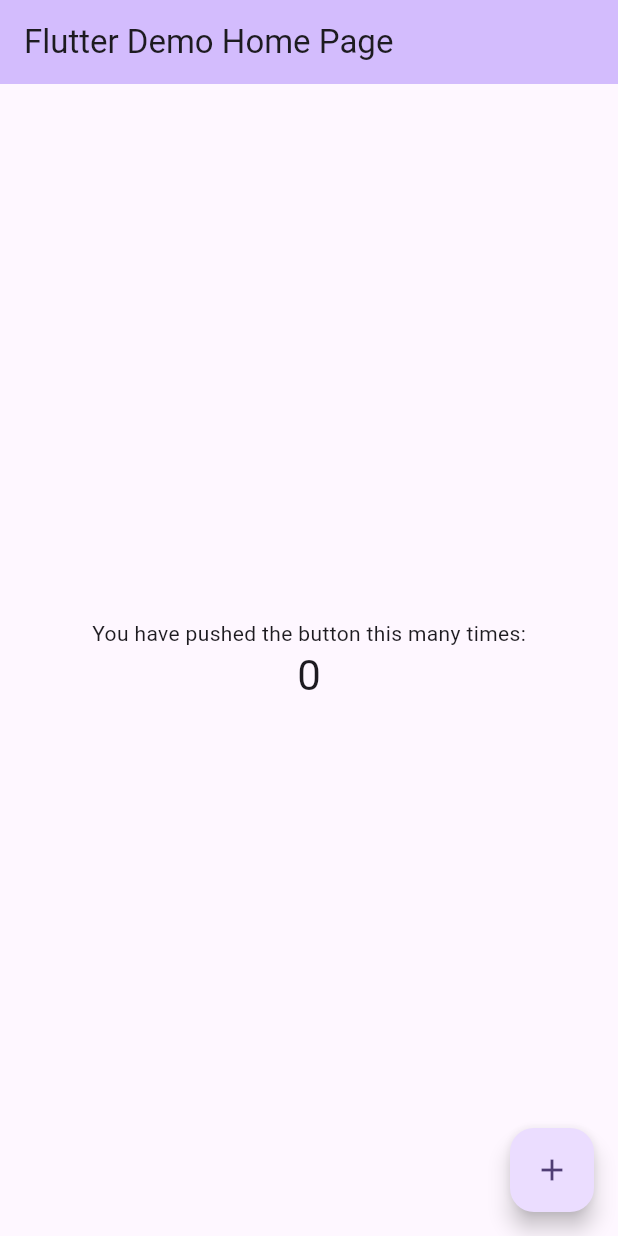
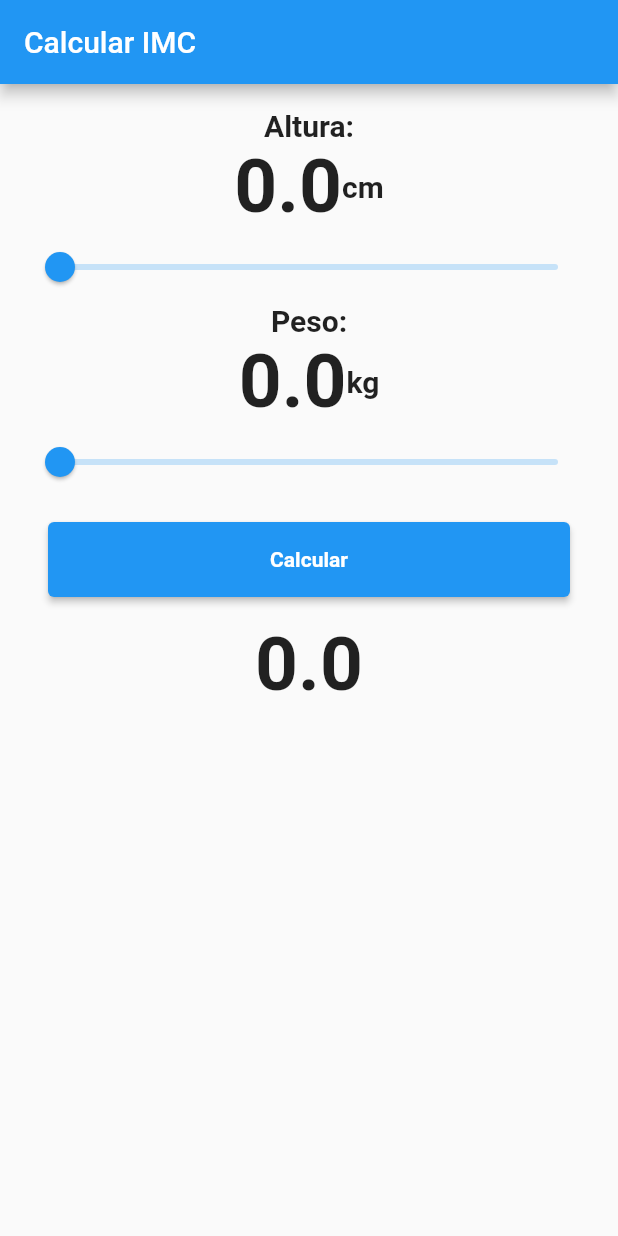
Before and after one commit to jdanymc/imc_app, a Flutter app: the screen it shows after launch, on a phone screen of 412 x 824 dp. Run offline on Flutter 3.47's test engine with Material 2 defaults, Android fonts, the phone set to English and light mode, and no system bars.

Commit message:
Culminación de aplicación

```diff
--- a/analysis_options.yaml
+++ b/analysis_options.yaml
@@ -7,7 +7,7 @@
 
 # The following line activates a set of recommended lints for Flutter apps,
 # packages, and plugins designed to encourage good coding practices.
-include: package:flutter_lints/flutter.yaml
+#include: package:flutter_lints/flutter.yaml
 
 linter:
   # The lint rules applied to this project can be customized in the
--- /dev/null
+++ b/lib/imc.dart
@@ -0,0 +1,14 @@
+class IMC {
+  double min = 0;
+  double max = 0;
+  String nombre = '';
+  String descripcion = '';
+  String url = '';
+
+  IMC(
+      {required this.min,
+      required this.max,
+      required this.nombre,
+      required this.descripcion,
+      required this.url});
+}
--- a/lib/main.dart
+++ b/lib/main.dart
@@ -1,125 +1,195 @@
 import 'package:flutter/material.dart';
+import 'package:imc_app/imc.dart';
 
 void main() {
-  runApp(const MyApp());
+  runApp(
+    const MaterialApp(
+      home: ImcApp(),
+      debugShowCheckedModeBanner: false,
+    ),
+  );
 }
 
-class MyApp extends StatelessWidget {
-  const MyApp({super.key});
+List calculaIMC(double valor) {
+  List valores = [
+    IMC(
+        min: 0,
+        max: 18.4,
+        nombre: "Bajo Peso",
+        descripcion: "Se encuentra dentro del rango de peso insuficiente",
+        url: "assets/images/img1.png"),
+    IMC(
+        min: 18.5,
+        max: 24.9,
+        nombre: "Normal",
+        descripcion: "Se encuentra dentro del rango de peso normal o saludable",
+        url: "assets/images/img2.png"),
+    IMC(
+        min: 25,
+        max: 29.9,
+        nombre: "Sobrepeso",
+        descripcion: "Se encuentra dentro del rango de sobrepeso",
+        url: "assets/images/img3.png"),
+    IMC(
+        min: 30,
+        max: 1000,
+        nombre: "Obesidad",
+        descripcion: "Se encuentra dentro del rango de obesidad",
+        url: "assets/images/img4.png"),
+  ];
 
-  // This widget is the root of your application.
+  int sel = -1;
+  int n = 0;
+  for (IMC item in valores) {
+    if (item.min <= valor && valor <= item.max) {
+      sel = n;
+      break;
+    }
+    n++;
+  }
+
+  return [valores[sel].nombre, valores[sel].descripcion, valores[sel].url];
+}
+
+class ImcApp extends StatefulWidget {
+  const ImcApp({super.key});
+
+  @override
+  State<ImcApp> createState() => _ImcAppState();
+}
+
+class _ImcAppState extends State<ImcApp> {
+  double altura = 0;
+  double peso = 0;
+  double imc = -1;
+  List val = ["", "", ""];
   @override
   Widget build(BuildContext context) {
-    return MaterialApp(
-      title: 'Flutter Demo',
-      theme: ThemeData(
-        // This is the theme of your application.
-        //
-        // TRY THIS: Try running your application with "flutter run". You'll see
-        // the application has a blue toolbar. Then, without quitting the app,
-        // try changing the seedColor in the colorScheme below to Colors.green
-        // and then invoke "hot reload" (save your changes or press the "hot
-        // reload" button in a Flutter-supported IDE, or press "r" if you used
-        // the command line to start the app).
-        //
-        // Notice that the counter didn't reset back to zero; the application
-        // state is not lost during the reload. To reset the state, use hot
-        // restart instead.
-        //
-        // This works for code too, not just values: Most code changes can be
-        // tested with just a hot reload.
-        colorScheme: ColorScheme.fromSeed(seedColor: Colors.deepPurple),
-        useMaterial3: true,
+    return SafeArea(
+      child: Scaffold(
+        appBar: AppBar(
+          title: const Text("Calcular IMC"),
         ),
-      home: const MyHomePage(title: 'Flutter Demo Home Page'),
-    );
-  }
-}
-
-class MyHomePage extends StatefulWidget {
-  const MyHomePage({super.key, required this.title});
-
-  // This widget is the home page of your application. It is stateful, meaning
-  // that it has a State object (defined below) that contains fields that affect
-  // how it looks.
-
-  // This class is the configuration for the state. It holds the values (in this
-  // case the title) provided by the parent (in this case the App widget) and
-  // used by the build method of the State. Fields in a Widget subclass are
-  // always marked "final".
-
-  final String title;
-
-  @override
-  State<MyHomePage> createState() => _MyHomePageState();
-}
-
-class _MyHomePageState extends State<MyHomePage> {
-  int _counter = 0;
-
-  void _incrementCounter() {
-    setState(() {
-      // This call to setState tells the Flutter framework that something has
-      // changed in this State, which causes it to rerun the build method below
-      // so that the display can reflect the updated values. If we changed
-      // _counter without calling setState(), then the build method would not be
-      // called again, and so nothing would appear to happen.
-      _counter++;
-    });
-  }
-
-  @override
-  Widget build(BuildContext context) {
-    // This method is rerun every time setState is called, for instance as done
-    // by the _incrementCounter method above.
-    //
-    // The Flutter framework has been optimized to make rerunning build methods
-    // fast, so that you can just rebuild anything that needs updating rather
-    // than having to individually change instances of widgets.
-    return Scaffold(
-      appBar: AppBar(
-        // TRY THIS: Try changing the color here to a specific color (to
-        // Colors.amber, perhaps?) and trigger a hot reload to see the AppBar
-        // change color while the other colors stay the same.
-        backgroundColor: Theme.of(context).colorScheme.inversePrimary,
-        // Here we take the value from the MyHomePage object that was created by
-        // the App.build method, and use it to set our appbar title.
-        title: Text(widget.title),
+        body: Padding(
+          padding: EdgeInsets.all(16),
+          child: Column(
+            crossAxisAlignment: CrossAxisAlignment.center,
+            children: [
+              Text(
+                "Altura:",
+                style: TextStyle(fontSize: 20, fontWeight: FontWeight.bold),
               ),
-      body: Center(
-        // Center is a layout widget. It takes a single child and positions it
-        // in the middle of the parent.
-        child: Column(
-          // Column is also a layout widget. It takes a list of children and
-          // arranges them vertically. By default, it sizes itself to fit its
-          // children horizontally, and tries to be as tall as its parent.
-          //
-          // Column has various properties to control how it sizes itself and
-          // how it positions its children. Here we use mainAxisAlignment to
-          // center the children vertically; the main axis here is the vertical
-          // axis because Columns are vertical (the cross axis would be
-          // horizontal).
-          //
-          // TRY THIS: Invoke "debug painting" (choose the "Toggle Debug Paint"
-          // action in the IDE, or press "p" in the console), to see the
-          // wireframe for each widget.
+              Row(
                 mainAxisAlignment: MainAxisAlignment.center,
-          children: <Widget>[
-            const Text(
-              'You have pushed the button this many times:',
+                children: [
+                  Text(
+                    altura.toStringAsFixed(1),
+                    style: TextStyle(
+                      fontSize: 50,
+                      fontWeight: FontWeight.bold,
+                    ),
                   ),
                   Text(
-              '$_counter',
-              style: Theme.of(context).textTheme.headlineMedium,
+                    "cm",
+                    style: TextStyle(
+                      fontSize: 20,
+                      fontWeight: FontWeight.bold,
+                    ),
+                  ),
+                ],
+              ),
+              Slider(
+                  min: 0,
+                  max: 300,
+                  value: altura,
+                  onChanged: (value) {
+                    altura = value;
+                    setState(() {});
+                  }),
+              Text(
+                "Peso:",
+                style: TextStyle(fontSize: 20, fontWeight: FontWeight.bold),
+              ),
+              Row(
+                mainAxisAlignment: MainAxisAlignment.center,
+                children: [
+                  Text(
+                    peso.toStringAsFixed(1),
+                    style: TextStyle(
+                      fontSize: 50,
+                      fontWeight: FontWeight.bold,
+                    ),
+                  ),
+                  Text(
+                    "kg",
+                    style: TextStyle(
+                      fontSize: 20,
+                      fontWeight: FontWeight.bold,
+                    ),
+                  ),
+                ],
+              ),
+              Slider(
+                min: 0,
+                max: 300,
+                value: peso,
+                onChanged: (value) {
+                  peso = value;
+                  setState(() {});
+                },
+              ),
+              Container(
+                margin: EdgeInsets.all(16),
+                width: double.infinity,
+                height: 50,
+                child: ElevatedButton(
+                  child: Text(
+                    "Calcular",
+                    style: TextStyle(
+                      color: Colors.white,
+                      fontWeight: FontWeight.bold,
+                    ),
+                  ),
+                  onPressed: () {
+                    imc = peso / (altura / 100 * altura / 100);
+                    val = calculaIMC(imc);
+                    setState(() {});
+                  },
+                  style: ElevatedButton.styleFrom(
+                    foregroundColor: Colors.blueAccent,
+                  ),
+                ),
+              ),
+              Text(
+                imc < 0 ? '0.0' : imc.toStringAsFixed(1),
+                style: TextStyle(fontSize: 50, fontWeight: FontWeight.bold),
+              ),
+              Text(
+                imc < 0 ? '' : val[0].toString(),
+                style: TextStyle(
+                    fontSize: 25,
+                    fontWeight: FontWeight.bold,
+                    color: Colors.blueGrey),
+              ),
+              Text(
+                imc < 0 ? '' : val[1].toString(),
+                style: TextStyle(
+                    fontSize: 15,
+                    fontWeight: FontWeight.bold,
+                    color: Colors.grey),
+              ),
+              Expanded(
+                child: imc < 0
+                    ? Container()
+                    : Image.asset(
+                        val[2].toString(),
+                        fit: BoxFit.scaleDown,
+                      ),
               ),
             ],
           ),
         ),
-      floatingActionButton: FloatingActionButton(
-        onPressed: _incrementCounter,
-        tooltip: 'Increment',
-        child: const Icon(Icons.add),
-      ), // This trailing comma makes auto-formatting nicer for build methods.
+      ),
     );
   }
 }
--- a/pubspec.yaml
+++ b/pubspec.yaml
@@ -45,7 +45,7 @@ dev_dependencies:
   # activated in the `analysis_options.yaml` file located at the root of your
   # package. See that file for information about deactivating specific lint
   # rules and activating additional ones.
-  flutter_lints: ^2.0.0
+  #flutter_lints: ^2.0.0
 
 # For information on the generic Dart part of this file, see the
 # following page: https://dart.dev/tools/pub/pubspec
@@ -59,8 +59,8 @@ flutter:
   uses-material-design: true
 
   # To add assets to your application, add an assets section, like this:
-  # assets:
-  #   - images/a_dot_burr.jpeg
+  assets:
+     - assets/images/
   #   - images/a_dot_ham.jpeg
 
   # An image asset can refer to one or more resolution-specific "variants", see
```
Also changed, not shown: assets/images/img1.png (added), assets/images/img2.png (added), assets/images/img3.png (added), assets/images/img4.png (added), pubspec.lock, 1 other file. Lines whose indentation alone changed are shown as unchanged.
